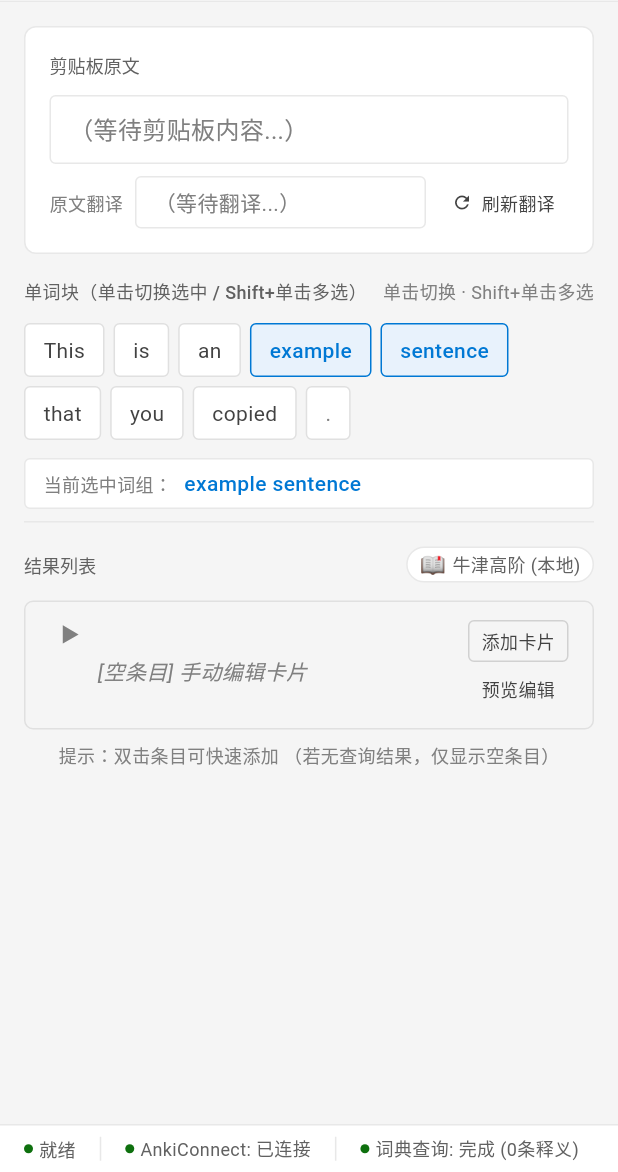
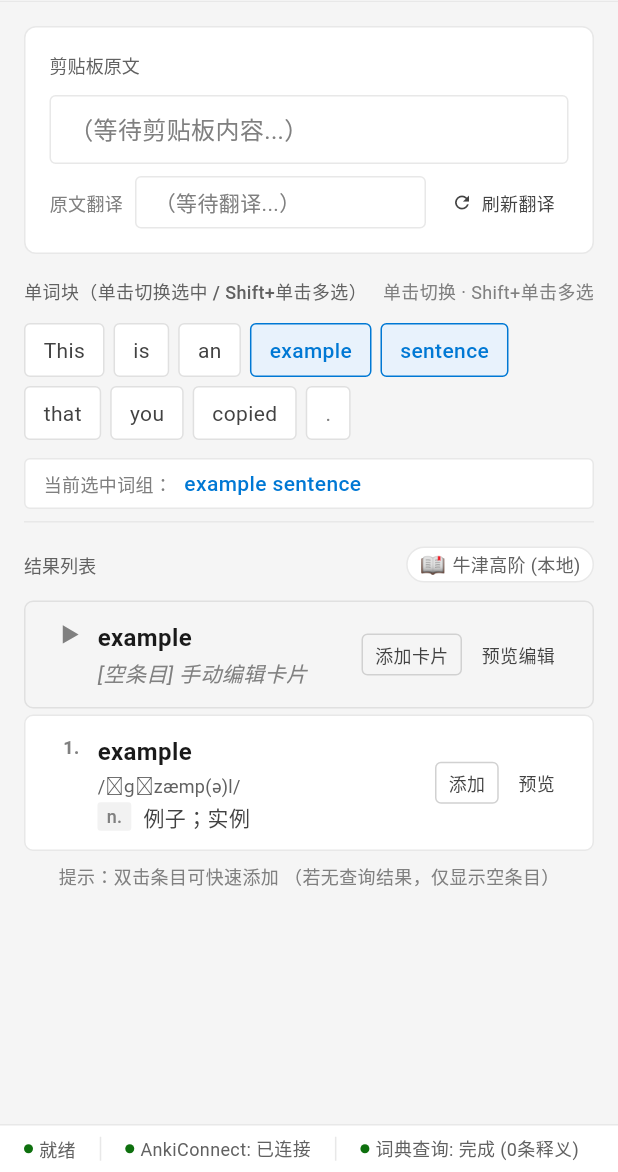
Before and after one commit to Sticky-Finger/ankihelper-pc, a Flutter app: the screen it shows after launch, on a phone screen of 412 x 824 dp, the part 64-1236 px from its top. Run offline on Flutter 3.47's test engine with Material 3 defaults, Android fonts, the phone set to English and light mode, and no system bars; our stand-ins replace flutter_riverpod; Roboto replaces fonts that are missing (Consolas, Courier New, Courier, monospace).

Commit message:
fix(ui): 结果列表按钮组改为水平排列并垂直居中，添加示例数据

```diff
--- a/lib/providers/card_data_provider.dart
+++ b/lib/providers/card_data_provider.dart
@@ -12,7 +12,18 @@ class CardDataState {
 /// 卡片数据 Notifier
 class CardDataNotifier extends Notifier<CardDataState> {
   @override
-  CardDataState build() => const CardDataState();
+  CardDataState build() => CardDataState(
+        entries: [
+          CardEntryModel(
+            id: '1',
+            word: 'example',
+            phonetic: '/ɪɡˈzæmp(ə)l/',
+            pos: 'n.',
+            meaning: '例子；实例',
+            example: 'This is an example sentence.',
+          ),
+        ],
+      );
 
   void setEntries(List<CardEntryModel> entries) {
     state = CardDataState(entries: entries);
--- a/lib/widgets/result_entry.dart
+++ b/lib/widgets/result_entry.dart
@@ -57,11 +57,14 @@ class _ResultEntryState extends ConsumerState<ResultEntry> {
             ),
             borderRadius: BorderRadius.circular(FluentTokens.radiusLg),
           ),
-          child: Row(
-            crossAxisAlignment: CrossAxisAlignment.start,
+          child: IntrinsicHeight(
+            child: Row(
+            crossAxisAlignment: CrossAxisAlignment.stretch,
             children: [
               // ====== 序号 ======
-              SizedBox(
+              Align(
+                alignment: Alignment.topLeft,
+                child: SizedBox(
                 width: 20,
                 child: Text(
                   widget.isPlaceholder ? '▶' : '${widget.displayIndex}.',
@@ -76,10 +79,13 @@ class _ResultEntryState extends ConsumerState<ResultEntry> {
                   ),
                 ),
               ),
+              ),
               const SizedBox(width: FluentTokens.spaceM),
               // ====== 内容体 ======
               Expanded(
-                child: Column(
+                child: Align(
+                  alignment: Alignment.topLeft,
+                  child: Column(
                   crossAxisAlignment: CrossAxisAlignment.start,
                   children: [
                     // 单词
@@ -167,10 +173,13 @@ class _ResultEntryState extends ConsumerState<ResultEntry> {
                       ),
                   ],
                 ),
+                ),
               ),
-              // ====== 操作按钮组 ======
+              // ====== 操作按钮组（水平排列） ======
               const SizedBox(width: FluentTokens.spaceM),
-              Column(
+              Align(
+                alignment: Alignment.center,
+                child: Row(
                 mainAxisSize: MainAxisSize.min,
                 children: [
                   FluentButton.outline(
@@ -178,7 +187,7 @@ class _ResultEntryState extends ConsumerState<ResultEntry> {
                     isSmall: true,
                     onPressed: widget.onAdd,
                   ),
-                  const SizedBox(height: FluentTokens.spaceXs),
+                  const SizedBox(width: FluentTokens.spaceXs),
                   FluentButton.subtle(
                     label: widget.isPlaceholder ? '预览编辑' : '预览',
                     isSmall: true,
@@ -186,7 +195,9 @@ class _ResultEntryState extends ConsumerState<ResultEntry> {
                   ),
                 ],
               ),
+              ),
             ],
+          ),
           ),
         ),
       ),
```
Also changed, not shown: 1 other file.
